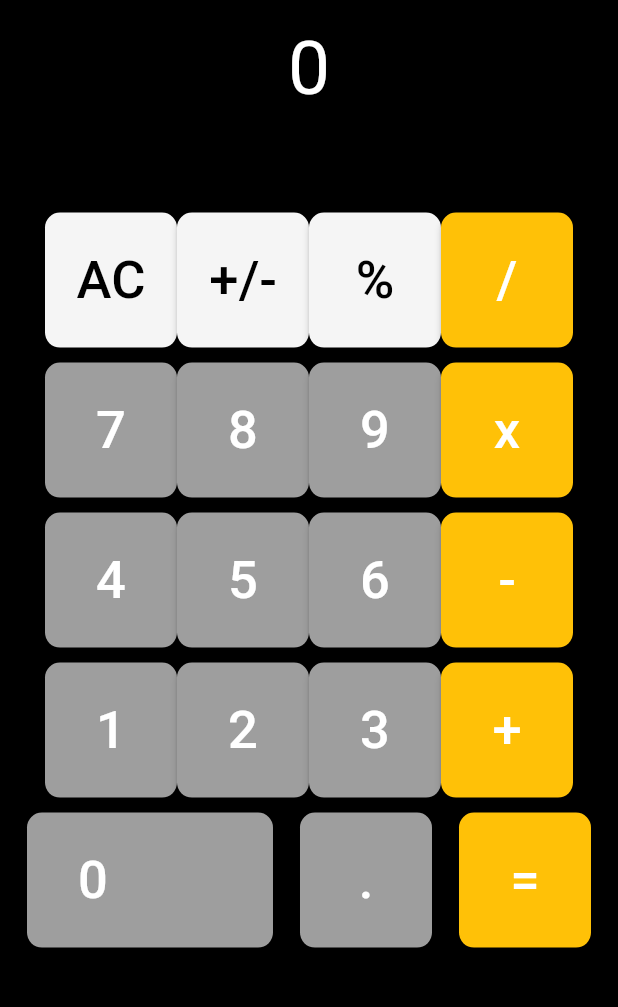
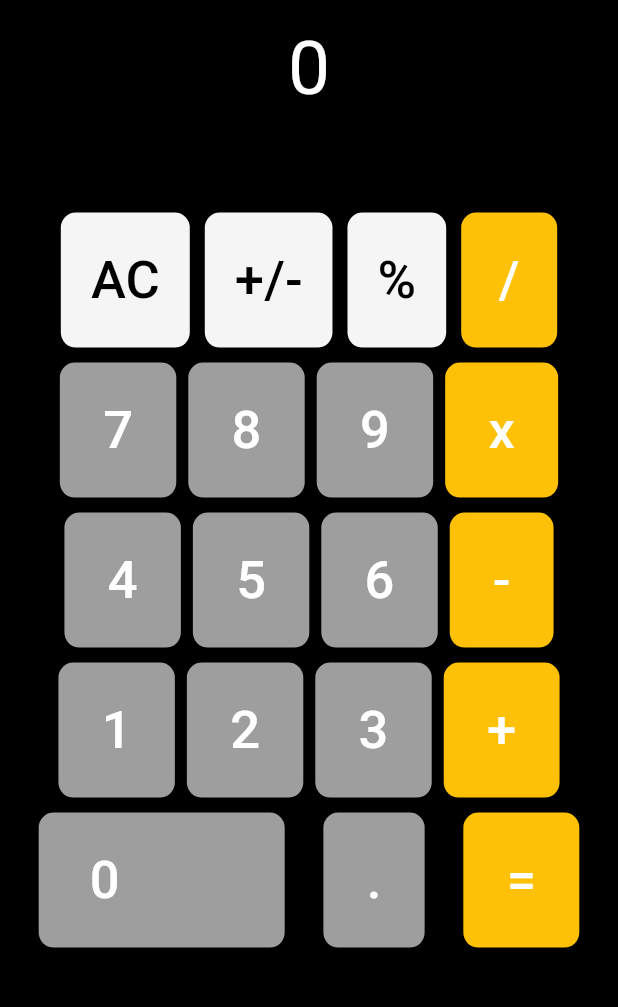
Before and after one commit to Matvdb/Calculatrice-Flutter, a Flutter app: the screen it shows after launch, on a phone screen of 412 x 824 dp, the part 87-1094 px from its top. Run offline on Flutter 3.47's test engine with Material 2 defaults, Android fonts, the phone set to English and light mode, and no system bars.

Commit message:
modif last maj flutter

```diff
--- a/lib/ecran/homepage.dart
+++ b/lib/ecran/homepage.dart
@@ -11,15 +11,18 @@ class _MyHomePageState extends State<MyHomePage> {
 
   Widget _calcButton(String btntxt, Color btncolor, Color txtcolor){
     return SizedBox(
-      child: RaisedButton(
+      child: ElevatedButton(
+        style: ElevatedButton.styleFrom(
+        padding: const EdgeInsets.all(20),
+        alignment: Alignment.center,
         shape: RoundedRectangleBorder(
-          borderRadius: BorderRadius.circular(10),
+            borderRadius: BorderRadius.circular(10.0)
+        ),
+        backgroundColor: btncolor,
         ),
         onPressed: (){
           calcul(btntxt);
         },
-        color: btncolor,
-        padding: const EdgeInsets.all(20),
         child: Text(
           btntxt,
           style: TextStyle(
@@ -74,8 +77,11 @@ class _MyHomePageState extends State<MyHomePage> {
             mainAxisAlignment: MainAxisAlignment.center,
             children: [
               _calcButton('AC', Colors.grey.shade100, Colors.black),
+              const Padding(padding: EdgeInsets.all(5)),
               _calcButton('+/-', Colors.grey.shade100, Colors.black),
+              const Padding(padding: EdgeInsets.all(5)),
               _calcButton('%', Colors.grey.shade100, Colors.black),
+              const Padding(padding: EdgeInsets.all(5)),
               _calcButton('/', Colors.amber, Colors.white),
             ],
           ),
@@ -85,10 +91,13 @@ class _MyHomePageState extends State<MyHomePage> {
           Row(
             mainAxisAlignment: MainAxisAlignment.center,
             children: [
-              _calcButton('7', Colors.grey, Colors.white),
-              _calcButton('8', Colors.grey, Colors.white),
-              _calcButton('9', Colors.grey, Colors.white),
-              _calcButton('x', Colors.amber, Colors.white),
+              _calcButton(' 7 ', Colors.grey, Colors.white),
+              const Padding(padding: EdgeInsets.all(4)),
+              _calcButton(' 8 ', Colors.grey, Colors.white),
+              const Padding(padding: EdgeInsets.all(4)),
+              _calcButton(' 9 ', Colors.grey, Colors.white),
+              const Padding(padding: EdgeInsets.all(4)),
+              _calcButton(' x ', Colors.amber, Colors.white),
             ],
           ),
           const SizedBox(
@@ -97,10 +106,13 @@ class _MyHomePageState extends State<MyHomePage> {
           Row(
             mainAxisAlignment: MainAxisAlignment.center,
             children: [
-              _calcButton('4', Colors.grey, Colors.white),
-              _calcButton('5', Colors.grey, Colors.white),
-              _calcButton('6', Colors.grey, Colors.white),
-              _calcButton('-', Colors.amber, Colors.white),
+              _calcButton(' 4 ', Colors.grey, Colors.white),
+              const Padding(padding: EdgeInsets.all(4)),
+              _calcButton(' 5 ', Colors.grey, Colors.white),
+              const Padding(padding: EdgeInsets.all(4)),
+              _calcButton(' 6 ', Colors.grey, Colors.white),
+              const Padding(padding: EdgeInsets.all(4)),
+              _calcButton(' - ', Colors.amber, Colors.white),
             ],
           ),
           const SizedBox(
@@ -109,10 +121,13 @@ class _MyHomePageState extends State<MyHomePage> {
           Row(
             mainAxisAlignment: MainAxisAlignment.center,
             children: [
-              _calcButton('1', Colors.grey, Colors.white),
-              _calcButton('2', Colors.grey, Colors.white),
-              _calcButton('3', Colors.grey, Colors.white),
-              _calcButton('+', Colors.amber, Colors.white),
+              _calcButton(' 1 ', Colors.grey, Colors.white),
+              const Padding(padding: EdgeInsets.all(4)),
+              _calcButton(' 2 ', Colors.grey, Colors.white),
+              const Padding(padding: EdgeInsets.all(4)),
+              _calcButton(' 3 ', Colors.grey, Colors.white),
+              const Padding(padding: EdgeInsets.all(4)),
+              _calcButton(' + ', Colors.amber, Colors.white),
             ],
           ),
           const SizedBox(
@@ -121,24 +136,26 @@ class _MyHomePageState extends State<MyHomePage> {
           Row(
             mainAxisAlignment: MainAxisAlignment.spaceEvenly,
             children: [
-              RaisedButton(
-                color: Colors.grey,
-                padding: const EdgeInsets.fromLTRB(34, 20, 110, 20),
+              ElevatedButton(
+                style: ElevatedButton.styleFrom(
+                  padding: const EdgeInsets.fromLTRB(34, 20, 110, 20),
+                  shape: RoundedRectangleBorder(
+                    borderRadius: BorderRadius.circular(10.0)
+                  ),
+                backgroundColor: Colors.grey,
+                ),
                 onPressed: (){
-
+                  calcul("0");
                 },
-                shape: RoundedRectangleBorder(
-                  borderRadius: BorderRadius.circular(10),
-                ),
-                child: const Text("0",
+                child:const Text("0",
                   style: TextStyle(
                     fontSize: 35,
                     color: Colors.white
                   ),
                 ),
               ),
-              _calcButton('.', Colors.grey, Colors.white),
-              _calcButton('=', Colors.amber, Colors.white),
+              _calcButton(' . ', Colors.grey, Colors.white),
+              _calcButton(' = ', Colors.amber, Colors.white),
             ],
           ),
         ],
```
Also changed, not shown: pubspec.lock.
